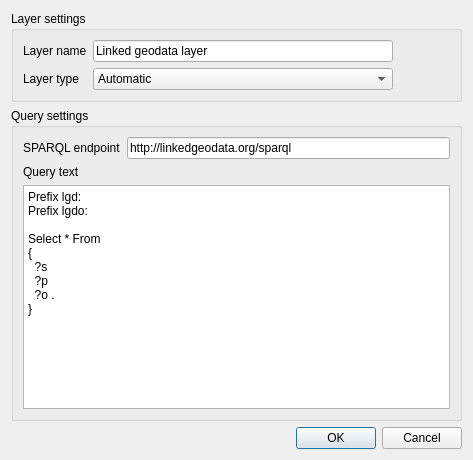
The window that ui_import.ui (stepankuzmin/lgd) describes before a commit, drawn with Qt 5.
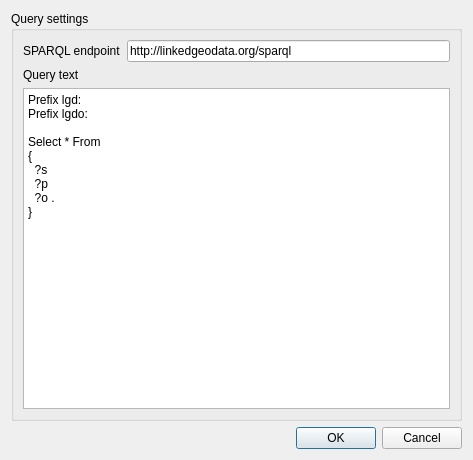
The same window after the commit.

What changed in the file:
```diff
--- a/ui_import.ui
+++ b/ui_import.ui
@@ -14,75 +14,6 @@
    <string>Import LinkedGeoData</string>
   </property>
   <layout class="QVBoxLayout" name="verticalLayout_2">
-   <item>
-    <widget class="QGroupBox" name="layerSettingsGroupBox">
-     <property name="title">
-      <string>Layer settings</string>
-     </property>
-     <layout class="QFormLayout" name="formLayout">
-      <property name="fieldGrowthPolicy">
-       <enum>QFormLayout::FieldsStayAtSizeHint</enum>
-      </property>
-      <item row="0" column="0">
-       <widget class="QLabel" name="layerNameLabel">
-        <property name="text">
-         <string>Layer name</string>
-        </property>
-       </widget>
-      </item>
-      <item row="0" column="1">
-       <widget class="QLineEdit" name="layerNameLineEdit">
-        <property name="minimumSize">
-         <size>
-          <width>300</width>
-          <height>0</height>
-         </size>
-        </property>
-        <property name="text">
-         <string>Linked geodata layer</string>
-        </property>
-       </widget>
-      </item>
-      <item row="1" column="0">
-       <widget class="QLabel" name="layerTypeLabel">
-        <property name="text">
-         <string>Layer type</string>
-        </property>
-       </widget>
-      </item>
-      <item row="1" column="1">
-       <widget class="QComboBox" name="layerTypeComboBox">
-        <property name="minimumSize">
-         <size>
-          <width>300</width>
-          <height>0</height>
-         </size>
-        </property>
-        <item>
-         <property name="text">
-          <string>Automatic</string>
-         </property>
-        </item>
-        <item>
-         <property name="text">
-          <string>Point</string>
-         </property>
-        </item>
-        <item>
-         <property name="text">
-          <string>Line</string>
-         </property>
-        </item>
-        <item>
-         <property name="text">
-          <string>Polygon</string>
-         </property>
-        </item>
-       </widget>
-      </item>
-     </layout>
-    </widget>
-   </item>
    <item>
     <widget class="QGroupBox" name="querySettingsGroupBox">
      <property name="title">
```
